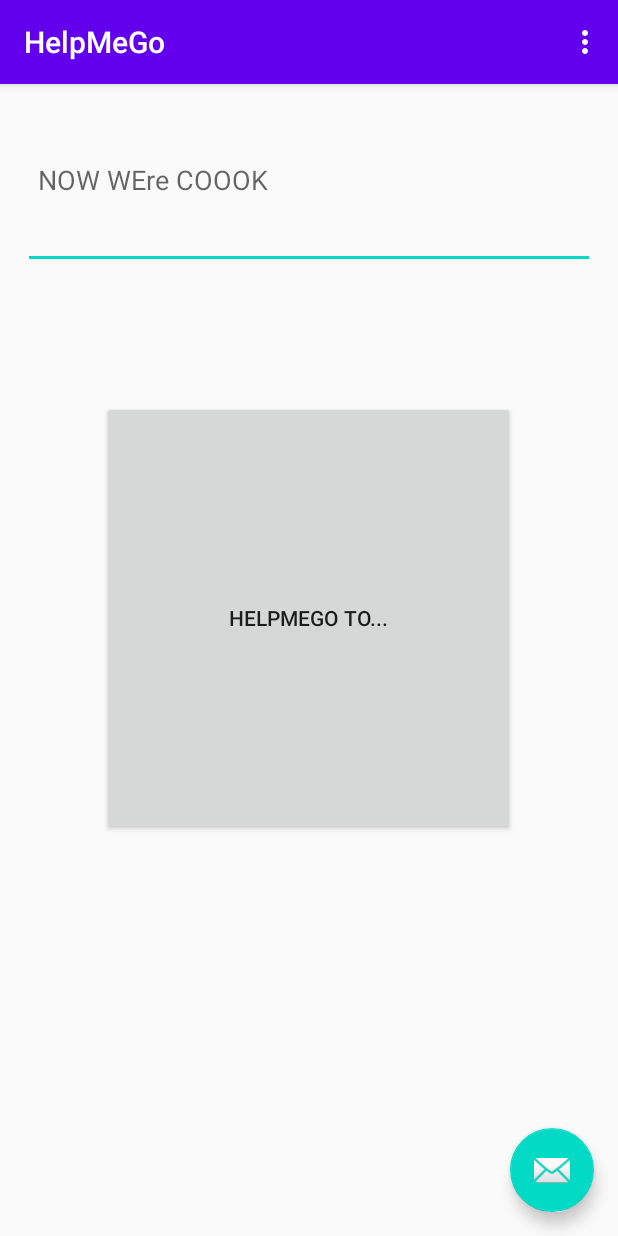
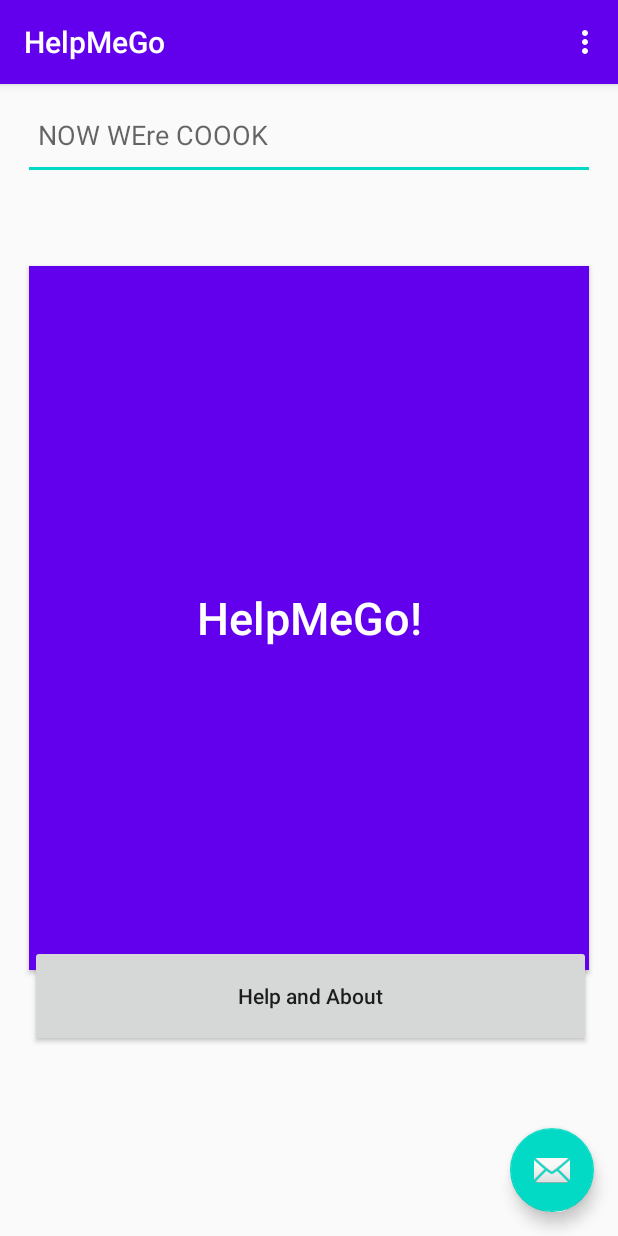
Before and after one commit to CincoSwim/HelpMeGo-Java, an Android app: the screen it shows after launch (MainActivity), on a phone screen of 412 x 824 dp. Run offline under Robolectric (Android 15) with nearby library versions, the phone set to English and light mode, and no system bars; 1 statement that could not run was skipped.

Commit message:
Erik's branch

```diff
--- a/app/src/main/res/layout/activity_main.xml
+++ b/app/src/main/res/layout/activity_main.xml
@@ -36,20 +36,44 @@
     <EditText
             android:id="@+id/edit_text"
             android:layout_width="match_parent"
-            android:layout_height="119dp"
+            android:layout_height="60dp"
             android:layout_marginRight="15dp"
             android:layout_marginLeft="15dp"
             android:layout_marginTop="60dp"
-            android:hint="Tap to Speak"
+            android:hint="@string/Where_would_you_like_to_go"
             android:padding="10dp"
             android:layout_centerInParent="true" tools:ignore="MissingConstraints"/>
 
     <Button
             android:id="@+id/button_first"
-            android:layout_width="275dp"
-            android:layout_height="289dp"
+            android:layout_width="373dp"
+            android:layout_height="469dp"
             android:layout_gravity="center"
             android:text="@string/HelpMeGo"
+            android:textColor="@android:color/white"
+            android:textSize="30sp"
+            android:textAllCaps="false"
+            android:background="?attr/colorPrimary"
+            app:layout_constraintTop_toBottomOf="@id/edit_text"
+            app:layout_constraintStart_toStartOf="parent"
+            app:layout_constraintEnd_toEndOf="parent"
+            app:layout_constraintBottom_toBottomOf="parent"
+            app:layout_constraintHorizontal_bias="0.496"/>
+            <!--android:onClick="HelpMeGo"-->
+            <!--The value for this attribute
+            must be the name of the method you want to call in
+            response to a click event. The Activity hosting the layout
+            must then implement the corresponding method.-->
+
+    <Button
+            android:id="@id/button_first"
+            android:layout_width="374dp"
+            android:layout_height="68dp"
+            android:layout_marginEnd="20dp"
+            android:layout_marginStart="20dp"
+            android:layout_marginTop="630dp"
+            android:text="@string/Help_and_About"
+            android:textAllCaps="false"
             app:layout_constraintTop_toBottomOf="@id/edit_text"
             app:layout_constraintStart_toStartOf="parent"
             app:layout_constraintEnd_toEndOf="parent"
--- a/app/src/main/res/values/strings.xml
+++ b/app/src/main/res/values/strings.xml
@@ -6,10 +6,12 @@
     <string name="second_fragment_label">Second Fragment</string>
     <string name="next">Next</string>
     <string name="previous">Previous</string>
-    <string name="HelpMeGo">HelpMeGo to...</string>
+    <string name="HelpMeGo">HelpMeGo!</string>
     <string name="test_new_string">This is a new string</string>
     <string name="hello_first_fragment">Hello first fragment</string>
     <string name="hello_second_fragment">Hello second fragment. Arg: %1$s</string>
+    <string name="Help_and_About">Help and About</string>
+    <string name="Where_would_you_like_to_go">Where would you like to go?</string>
     <!-- TODO: Remove or change this placeholder text -->
     <string name="hello_blank_fragment">Hello blank fragment</string>
 </resources>
```
